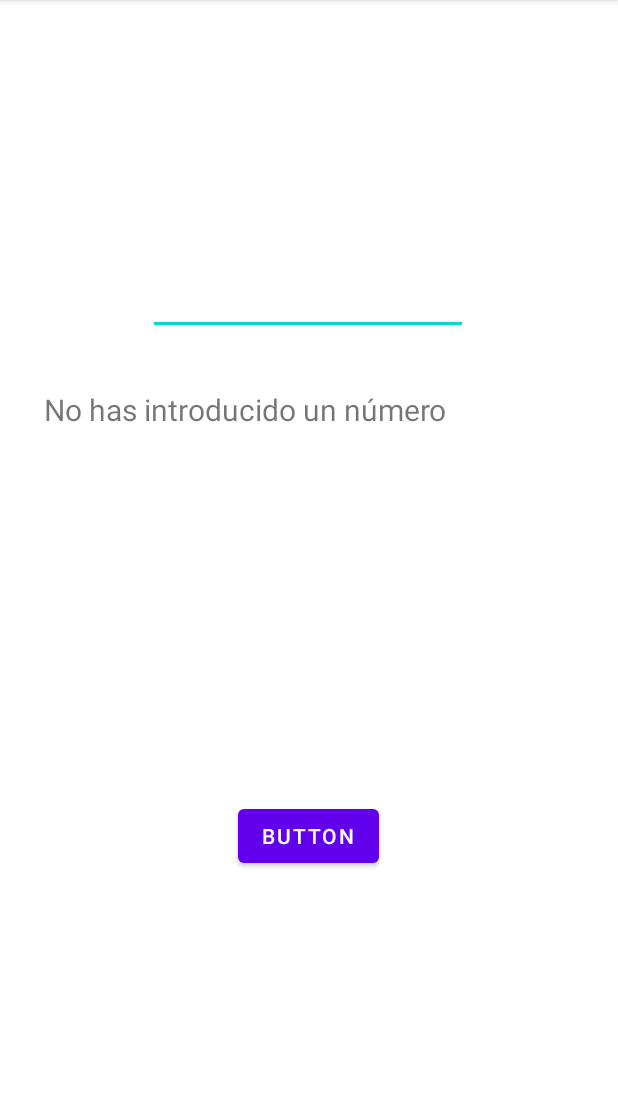
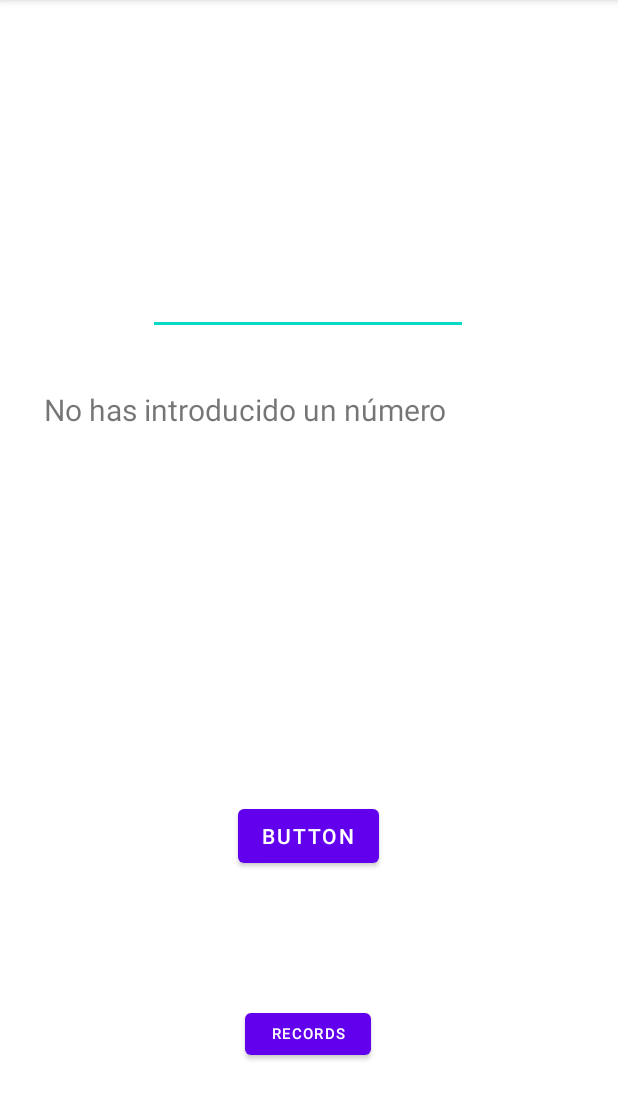
Before and after one commit to EduardMacianHerrera/EndevinaElNumero, an Android app: the screen it shows after launch (MainActivity), after a tap on "BUTTON", on a phone screen of 412 x 824 dp, the part 84-1204 px from its top. Run offline under Robolectric (Android 15) with nearby library versions, the phone set to English and light mode, and no system bars.

```diff
--- a/app/src/main/AndroidManifest.xml
+++ b/app/src/main/AndroidManifest.xml
@@ -14,6 +14,9 @@
         android:theme="@style/Theme.EndevinaElNumero"
         tools:targetApi="31">
         <activity
+            android:name=".RecordsActivity"
+            android:exported="false" />
+        <activity
             android:name=".MainActivity"
             android:exported="true">
             <intent-filter>
--- a/app/src/main/res/layout/activity_main.xml
+++ b/app/src/main/res/layout/activity_main.xml
@@ -31,6 +31,19 @@
         app:layout_constraintTop_toBottomOf="@+id/campo"
         app:layout_constraintVertical_bias="0.624" />
 
+    <Button
+        android:id="@+id/recordsButton"
+        android:layout_width="84dp"
+        android:layout_height="40dp"
+        android:text="RECORDS"
+        android:textSize="10sp"
+        app:layout_constraintBottom_toBottomOf="parent"
+        app:layout_constraintEnd_toEndOf="parent"
+        app:layout_constraintHorizontal_bias="0.498"
+        app:layout_constraintStart_toStartOf="parent"
+        app:layout_constraintTop_toBottomOf="@+id/campo"
+        app:layout_constraintVertical_bias="0.884" />
+
     <TextView
         android:id="@+id/textView"
         android:layout_width="354dp"
```
Also changed, not shown: app/src/main/java/com/example/endevinaelnumero/MainActivity.java (+42 -23 lines), app/src/main/java/com/example/endevinaelnumero/RecordsActivity.java (added, +21 -0 lines), app/src/main/res/layout/activity_records.xml (added, +7 -0 lines).
